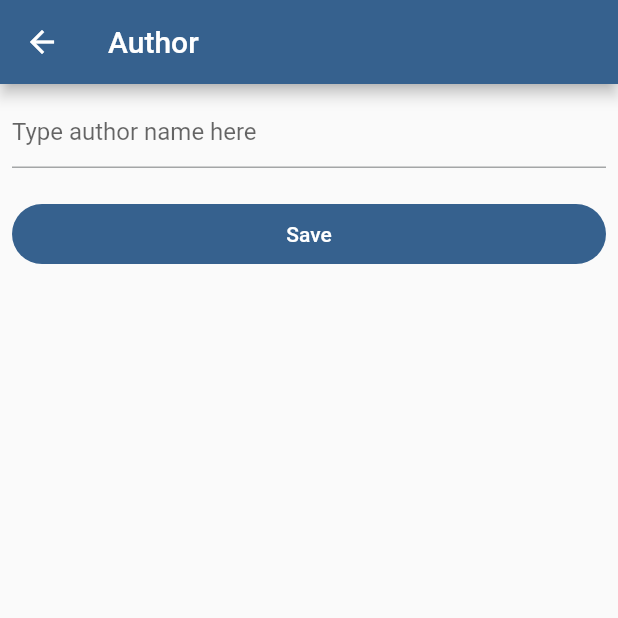
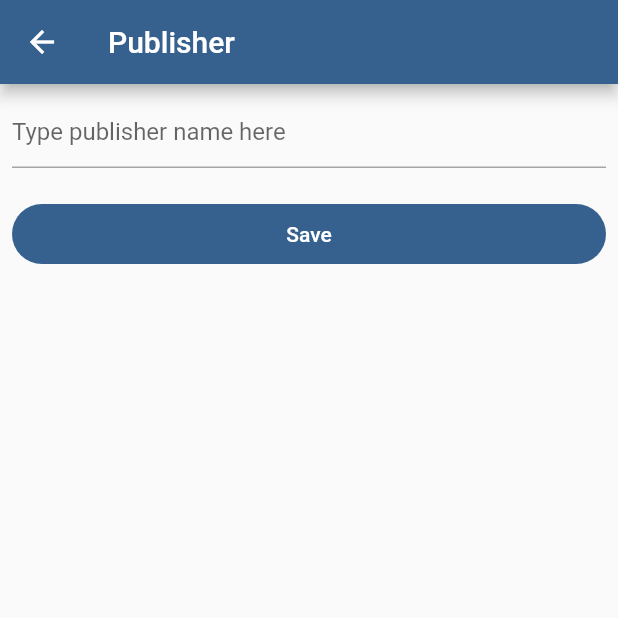
Before and after one commit to ntfaizan/book_store, a Flutter app: the screen it shows after launch, after a tap on the "add" icon, on a phone screen of 412 x 824 dp, the top half of it. Run offline on Flutter 3.47's test engine with Material 2 defaults, Android fonts, the phone set to English and light mode, and no system bars; our stand-ins replace dio, flutter_screenutil, lottie; network calls fail.

Commit message:
publisher

```diff
--- a/lib/main.dart
+++ b/lib/main.dart
@@ -3,6 +3,7 @@ import 'package:flutter/material.dart';
 import 'package:flutter_screenutil/flutter_screenutil.dart';
 
 import 'pages/home_page.dart';
+import 'pages/publisher_page.dart';
 
 void main() {
   runApp(const MyApp());
@@ -26,7 +27,8 @@ class MyApp extends StatelessWidget {
           // useMaterial3: true,
         ),
         // home: const HomePage(),
-        home: const AuthorPage(),
+        // home: const AuthorPage(),
+        home: const PublisherPage(),
       ),
     );
   }
--- /dev/null
+++ b/lib/pages/publisher_edit_page.dart
@@ -0,0 +1,107 @@
+import 'package:book_store/network/network_client.dart';
+import 'package:book_store/utils/utility.dart';
+import 'package:flutter/material.dart';
+
+import '../models/publisher.dart';
+
+class PublisherEditPage extends StatefulWidget {
+  const PublisherEditPage({super.key, this.publisher, required this.initData});
+  final Publisher? publisher;
+  final Function initData;
+
+  @override
+  State<PublisherEditPage> createState() => _PublisherEditPageState();
+}
+
+class _PublisherEditPageState extends State<PublisherEditPage> {
+  final formKey = GlobalKey<FormState>();
+  final nameController = TextEditingController();
+
+  @override
+  void initState() {
+    if (widget.publisher != null) {
+      nameController.text = widget.publisher!.name;
+    }
+    super.initState();
+  }
+
+  @override
+  Widget build(BuildContext context) {
+    return Scaffold(
+      appBar: AppBar(
+        title: const Text('Publisher'),
+      ),
+      body: Form(
+        key: formKey,
+        child: Padding(
+          padding: const EdgeInsets.all(8.0),
+          child: Column(
+            children: [
+              TextFormField(
+                controller: nameController,
+                validator: (value) {
+                  if (value == null) {
+                    return 'Name required';
+                  } else if (value.trim().isEmpty) {
+                    return 'Name required';
+                  }
+                  return null;
+                },
+                decoration:
+                    const InputDecoration(hintText: 'Type publisher name here'),
+              ),
+              const SizedBox(
+                height: 20,
+              ),
+              SizedBox(
+                width: double.maxFinite,
+                child: FilledButton(
+                  onPressed: () async {
+                    bool isValid = formKey.currentState!.validate();
+                    if (!isValid) {
+                      return;
+                    }
+                    if (widget.publisher != null) {
+                      // update
+                      // api/publishers/{id}
+                      var qParam = {
+                        '_method': 'PUT',
+                        'name': nameController.text.trim(),
+                      };
+                      final res = await NetworkClient().post(
+                        'api/publishers/${widget.publisher!.id}',
+                        queryParameters: qParam,
+                      );
+                      if (res.statusCode == 200) {
+                        widget.initData();
+                        nameController.clear();
+                        // ignore: use_build_context_synchronously
+                        Utility.showMessage(context, 'publisher updated');
+                      }
+                    } else {
+                      // post or add or save
+                      var qParam = {
+                        'name': nameController.text.trim(),
+                      };
+                      final res = await NetworkClient().post(
+                        'api/publishers',
+                        queryParameters: qParam,
+                      );
+                      if (res.statusCode == 201) {
+                        widget.initData();
+                        nameController.clear();
+                        // ignore: use_build_context_synchronously
+                        Utility.showMessage(context, 'publisher saved');
+                      }
+                    }
+                  },
+                  child: Text(widget.publisher != null ? 'Update' : 'Save'),
+                ),
+              )
+            ],
+          ),
+        ),
+      ),
+    );
+  }
+}
--- a/lib/pages/publisher_page.dart
+++ b/lib/pages/publisher_page.dart
@@ -1,5 +1,6 @@
 import 'dart:convert';
 
+import 'package:book_store/pages/publisher_edit_page.dart';
 import 'package:flutter/material.dart';
 
 import '../models/publisher.dart';
@@ -33,6 +34,9 @@ class _PublisherPageState extends State<PublisherPage> {
             (m) => Publisher.fromJson(m),
           )
           .toList();
+      // order by publisher updatedAt
+      publisherList.sort((a, b) => b.updatedAt.compareTo(a.updatedAt));
+      // publisherList.sort((a, b) => a.updatedAt.compareTo(b.updatedAt));
       setState(() {});
     }
   }
@@ -47,6 +51,18 @@ class _PublisherPageState extends State<PublisherPage> {
     return Scaffold(
       appBar: AppBar(
         title: const Text('Publishers'),
+        actions: [
+          IconButton(
+            onPressed: () {
+              Navigator.of(context).push(
+                MaterialPageRoute(
+                  builder: (context) => PublisherEditPage(initData: initData),
+                ),
+              );
+            },
+            icon: const Icon(Icons.add),
+          ),
+        ],
       ),
       body: ListView.builder(
         itemCount: publisherList.length,
```
Also changed, not shown: lib/widgets/publisher_card.dart (+41 -3 lines).
